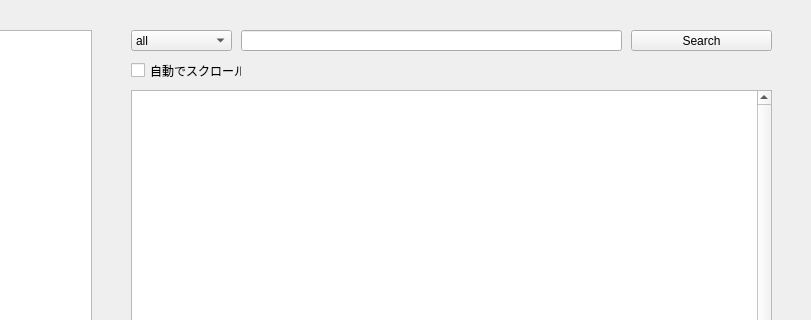
TERABYTE0130/logViewer, file window/log_window.ui: the form before one commit; both pictures show x 149 to 960 and y 0 to 320 of the 960 by 540 pixel window.
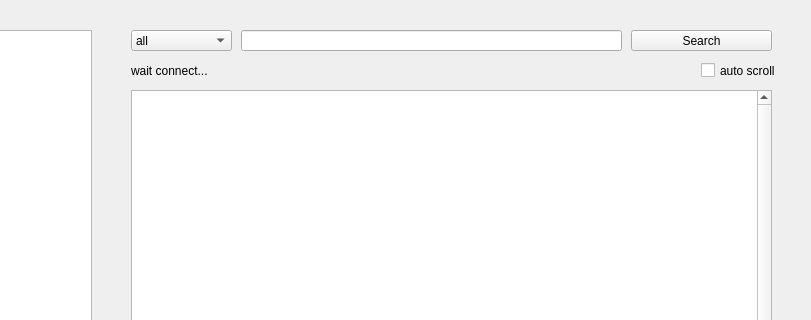
The form after the commit.

Commit message: add connect state text

Patch:
```diff
--- a/window/log_window.ui
+++ b/window/log_window.ui
@@ -113,14 +113,27 @@
    <widget class="QCheckBox" name="AutoScrollBox">
     <property name="geometry">
      <rect>
+      <x>850</x>
+      <y>60</y>
+      <width>81</width>
+      <height>21</height>
+     </rect>
+    </property>
+    <property name="text">
+     <string>auto scroll</string>
+    </property>
+   </widget>
+   <widget class="QLabel" name="ConnectView">
+    <property name="geometry">
+     <rect>
       <x>280</x>
       <y>60</y>
-      <width>111</width>
+      <width>91</width>
       <height>21</height>
      </rect>
     </property>
     <property name="text">
-     <string>自動でスクロール</string>
+     <string>wait connect...</string>
     </property>
    </widget>
   </widget>
```
The commit also changes 6 other files.
